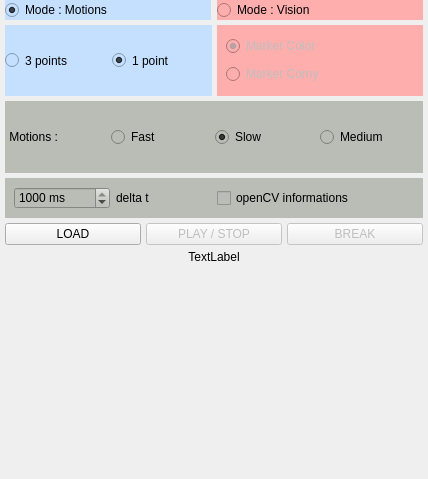
Before: the Qt Designer form Plugin/SamplePluginPA10/src/SamplePlugin.ui in thalfeust/ROVI1E18_FinalProject, drawn with Qt 5.
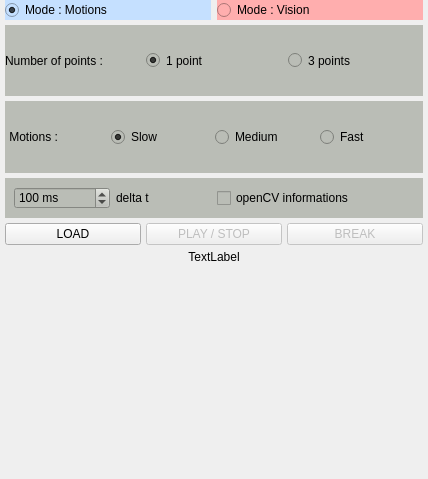
After: the same form once the commit is applied.

What changed in the file:
```diff
--- a/Plugin/SamplePluginPA10/src/SamplePlugin.ui
+++ b/Plugin/SamplePluginPA10/src/SamplePlugin.ui
@@ -117,7 +117,7 @@
          </sizepolicy>
         </property>
         <property name="styleSheet">
-         <string notr="true">background-color: rgb(197, 224, 255);
+         <string notr="true">background-color: rgb(186, 189, 182);
 border-color: rgb(0, 0, 0);</string>
         </property>
         <layout class="QVBoxLayout" name="verticalLayout">
@@ -167,9 +167,9 @@
              <number>0</number>
             </property>
             <item>
-             <widget class="QRadioButton" name="rb_3point">
+             <widget class="QLabel" name="label_3">
               <property name="text">
-               <string>3 points</string>
+               <string>Number of points :</string>
               </property>
               <attribute name="buttonGroup">
                <string notr="true">buttonGroup</string>
@@ -189,48 +189,22 @@
               </attribute>
              </widget>
             </item>
+            <item>
+             <widget class="QRadioButton" name="rb_3point">
+              <property name="text">
+               <string>3 points</string>
+              </property>
+              <attribute name="buttonGroup">
+               <string notr="true">buttonGroup</string>
+              </attribute>
+             </widget>
+            </item>
            </layout>
           </widget>
          </item>
         </layout>
        </widget>
       </item>
-      <item>
-       <widget class="QWidget" name="widget" native="true">
-        <property name="styleSheet">
-         <string notr="true">background-color: rgb(255, 174, 174);
-</string>
-        </property>
-        <layout class="QVBoxLayout" name="verticalLayout_3">
-         <property name="sizeConstraint">
-          <enum>QLayout::SetNoConstraint</enum>
-         </property>
-         <item>
-          <widget class="QRadioButton" name="rb_m2_Color">
-           <property name="enabled">
-            <bool>false</bool>
-           </property>
-           <property name="text">
-            <string>Marker Color</string>
-           </property>
-           <property name="checked">
-            <bool>true</bool>
-           </property>
-          </widget>
-         </item>
-         <item>
-          <widget class="QRadioButton" name="rb_m2_Corny">
-           <property name="enabled">
-            <bool>false</bool>
-           </property>
-           <property name="text">
-            <string>Marker Corny</string>
-           </property>
-          </widget>
-         </item>
-        </layout>
-       </widget>
-      </item>
      </layout>
     </item>
     <item>
@@ -266,13 +240,6 @@
            </property>
           </widget>
          </item>
-         <item>
-          <widget class="QRadioButton" name="rb_m1_Fast">
-           <property name="text">
-            <string>Fast</string>
-           </property>
-          </widget>
-         </item>
          <item>
           <widget class="QRadioButton" name="rb_m1_Slow">
            <property name="text">
@@ -290,6 +257,13 @@
            </property>
           </widget>
          </item>
+         <item>
+          <widget class="QRadioButton" name="rb_m1_Fast">
+           <property name="text">
+            <string>Fast</string>
+           </property>
+          </widget>
+         </item>
         </layout>
        </item>
       </layout>
@@ -330,7 +304,7 @@
             <number>50</number>
            </property>
            <property name="value">
-            <number>1000</number>
+            <number>100</number>
            </property>
           </widget>
          </item>
```
Left out of the diff: 5 changed lines with no effect on the pictures.
